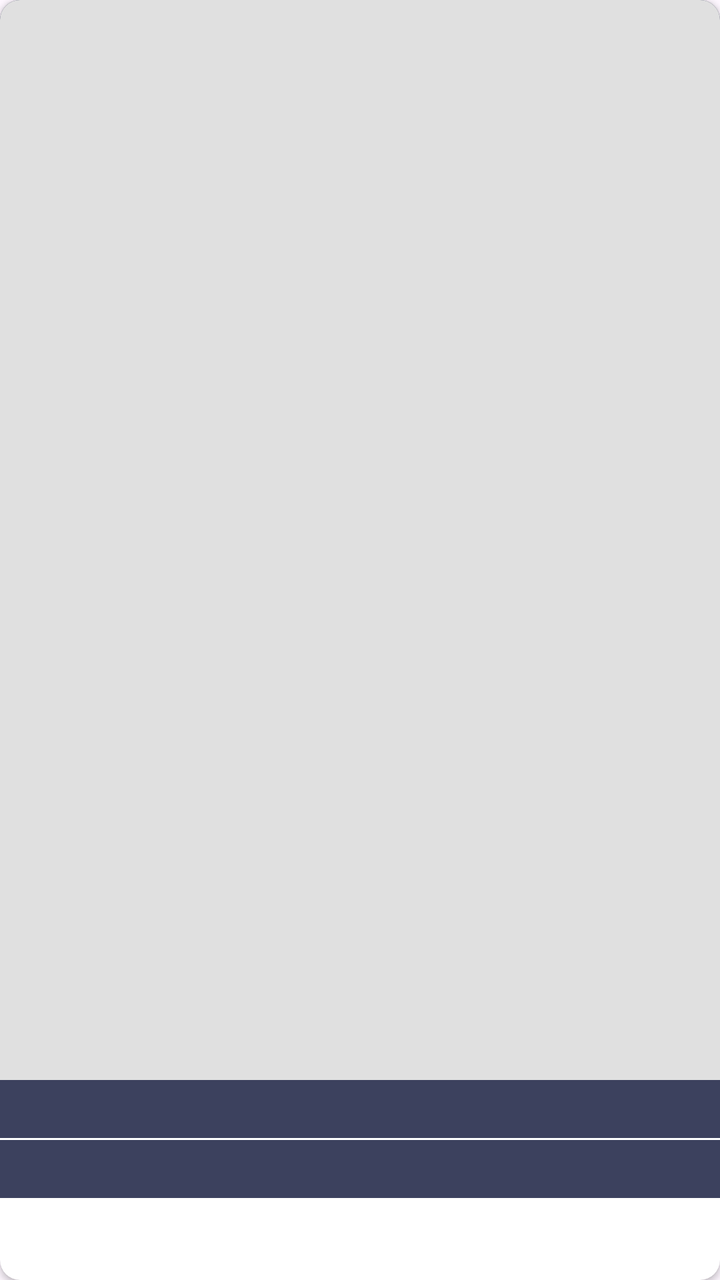
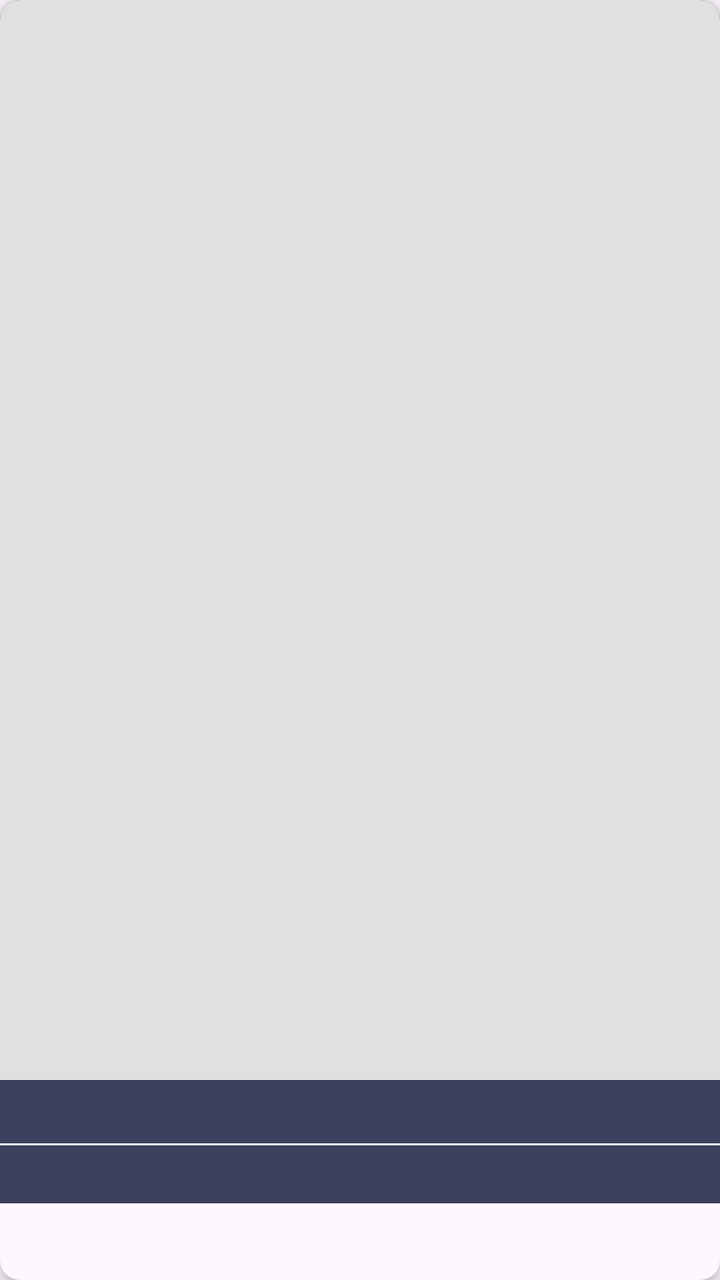

Two renders of the same Android screen: before a commit and after it. Below are the layout's source before the change and the commit's diff.
<!-- AndroidManifest.xml: application theme Base.Theme.MainApp -->
<!-- res/layout/item_movie.xml -->
<?xml version="1.0" encoding="utf-8"?>
<androidx.cardview.widget.CardView xmlns:android="http://schemas.android.com/apk/res/android"
    xmlns:app="http://schemas.android.com/apk/res-auto"
    xmlns:tools="http://schemas.android.com/tools"
    android:id="@+id/card_item"
    android:layout_width="match_parent"
    android:layout_height="wrap_content"
    android:layout_marginHorizontal="5sp"
    android:layout_marginBottom="10sp"
    android:elevation="6sp"
    app:cardCornerRadius="10sp">

    <LinearLayout
        android:id="@+id/item"
        android:layout_width="match_parent"
        android:layout_height="wrap_content"
        android:background="?trackColor"
        android:orientation="vertical">

        <androidx.constraintlayout.widget.ConstraintLayout
            android:layout_width="match_parent"
            android:layout_height="wrap_content">

            <ImageView
                android:id="@+id/item_img"
                android:layout_width="match_parent"
                android:layout_height="0sp"
                android:scaleType="centerCrop"
                android:src="@color/image_profile"
                app:layout_constraintDimensionRatio="1:1.5"
                tools:ignore="MissingConstraints" />

        </androidx.constraintlayout.widget.ConstraintLayout>

        <LinearLayout
            android:layout_width="match_parent"
            android:layout_height="match_parent"
            android:background="?background"
            android:orientation="vertical">

            <TextView
                android:id="@+id/tv_title"
                style="@style/TextAppearance.AppCompat.Title"
                android:layout_width="match_parent"
                android:layout_height="wrap_content"
                android:layout_gravity="center"
                android:layout_marginHorizontal="10sp"
                android:layout_marginVertical="5sp"
                android:layout_weight="1"
                android:gravity="center"
                android:textColor="@color/white"
                android:textSize="14sp"
                android:textStyle="bold" />

            <View
                android:layout_width="match_parent"
                android:layout_height="1sp"
                android:background="@color/white" />

            <TextView
                android:id="@+id/tv_date"
                style="@style/TextAppearance.AppCompat.Body2"
                android:layout_width="match_parent"
                android:layout_height="wrap_content"
                android:layout_gravity="center"
                android:layout_marginHorizontal="10sp"
                android:layout_marginVertical="5sp"
                android:layout_weight="1"
                android:gravity="center"
                android:textColor="@color/white"
                android:textSize="14sp"
                android:textStyle="bold" />

        </LinearLayout>

    </LinearLayout>

</androidx.cardview.widget.CardView>
<!-- resources referenced by this layout -->
<resources>
  <color name="image_profile">#e0e0e0</color>
  <color name="white">#ffffff</color>
  <style name="Base.Theme.MainApp" parent="Theme.Material3.DayNight.NoActionBar">
          <item name="android:statusBarColor">@color/white</item>
          <item name="android:windowLightStatusBar">true</item>
          
          <item name="colorPrimary">@color/colorPrimary</item>
          <item name="colorPrimaryDark">@color/basic_2</item>
          <item name="colorAccent">@color/basic_2</item>
          <item name="color">@color/white</item>
          <item name="background">@color/basic_2</item>
          <item name="tickColor">@color/basic_2</item>
          <item name="trackColor">@color/basic_2</item>
          <item name="colorOnBackground">@color/white</item>
          <item name="colorError">@color/dark</item>
          <item name="colorOnError">@color/basic_2</item>
      </style>
  <color name="colorPrimary">#fff</color>
      //Needed
  <color name="basic_2">#3c415e</color>
  <color name="dark">#000000</color>
</resources>

<!-- the commit's change to res/layout/item_movie.xml (unified diff, before → after) -->
@@ -1,14 +1,14 @@
 <?xml version="1.0" encoding="utf-8"?>
-<androidx.cardview.widget.CardView xmlns:android="http://schemas.android.com/apk/res/android"
+<com.google.android.material.card.MaterialCardView xmlns:android="http://schemas.android.com/apk/res/android"
     xmlns:app="http://schemas.android.com/apk/res-auto"
-    xmlns:tools="http://schemas.android.com/tools"
     android:id="@+id/card_item"
     android:layout_width="match_parent"
     android:layout_height="wrap_content"
-    android:layout_marginHorizontal="5sp"
-    android:layout_marginBottom="10sp"
-    android:elevation="6sp"
-    app:cardCornerRadius="10sp">
+    android:layout_marginHorizontal="5dp"
+    android:layout_marginBottom="10dp"
+    app:cardCornerRadius="10dp"
+    app:cardElevation="6dp"
+    app:strokeWidth="0dp">
 
     <LinearLayout
         android:id="@+id/item"
@@ -24,55 +24,50 @@
             <ImageView
                 android:id="@+id/item_img"
                 android:layout_width="match_parent"
-                android:layout_height="0sp"
+                android:layout_height="0dp"
+                android:contentDescription="@null"
                 android:scaleType="centerCrop"
                 android:src="@color/image_profile"
                 app:layout_constraintDimensionRatio="1:1.5"
-                tools:ignore="MissingConstraints" />
+                app:layout_constraintTop_toTopOf="parent" />
 
         </androidx.constraintlayout.widget.ConstraintLayout>
 
         <LinearLayout
             android:layout_width="match_parent"
-            android:layout_height="match_parent"
+            android:layout_height="wrap_content"
             android:background="?background"
             android:orientation="vertical">
 
             <TextView
                 android:id="@+id/tv_title"
-                style="@style/TextAppearance.AppCompat.Title"
+                style="@style/TextAppearance.MaterialComponents.Subtitle1"
                 android:layout_width="match_parent"
                 android:layout_height="wrap_content"
-                android:layout_gravity="center"
-                android:layout_marginHorizontal="10sp"
-                android:layout_marginVertical="5sp"
-                android:layout_weight="1"
+                android:layout_marginHorizontal="10dp"
+                android:layout_marginVertical="5dp"
                 android:gravity="center"
                 android:textColor="@color/white"
-                android:textSize="14sp"
                 android:textStyle="bold" />
 
             <View
                 android:layout_width="match_parent"
-                android:layout_height="1sp"
+                android:layout_height="1dp"
                 android:background="@color/white" />
 
             <TextView
                 android:id="@+id/tv_date"
-                style="@style/TextAppearance.AppCompat.Body2"
+                style="@style/TextAppearance.MaterialComponents.Body2"
                 android:layout_width="match_parent"
                 android:layout_height="wrap_content"
-                android:layout_gravity="center"
-                android:layout_marginHorizontal="10sp"
-                android:layout_marginVertical="5sp"
-                android:layout_weight="1"
+                android:layout_marginHorizontal="10dp"
+                android:layout_marginVertical="5dp"
                 android:gravity="center"
                 android:textColor="@color/white"
-                android:textSize="14sp"
                 android:textStyle="bold" />
 
         </LinearLayout>
 
     </LinearLayout>
 
-</androidx.cardview.widget.CardView>
+</com.google.android.material.card.MaterialCardView>
